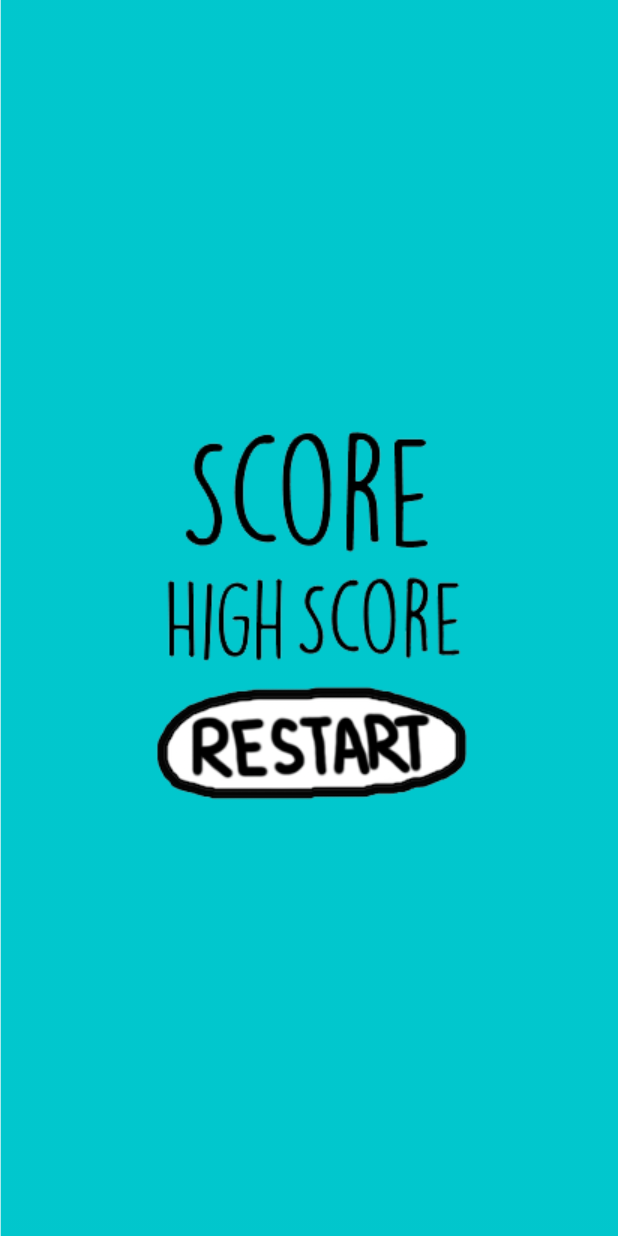
After one commit to jasontsh/SpaceChick, an Android app: the layout activity_score2.xml on its own in the app's theme, with its tools: preview values and no code run, on a phone screen of 412 x 824 dp. The commit adds this screen. Run offline under Robolectric (Android 15) with nearby library versions, the phone set to English and light mode, and no system bars.

Commit message:
basically done

```diff
--- a/app/src/main/java/com/sa/pennappss17/android/spaceshipadventure/GameView.java
+++ b/app/src/main/java/com/sa/pennappss17/android/spaceshipadventure/GameView.java
@@ -90,7 +90,7 @@ public class GameView extends SurfaceView implements Runnable {
         if (ourHolder.getSurface().isValid()) {
             canvas = ourHolder.lockCanvas();
 
-            canvas.drawColor(Color.BLACK);
+            canvas.drawColor(Color.rgb(31, 42, 66));
             //draw background here
             for (GameObj go : gameObjs) {
                 if (go instanceof Star) {
--- /dev/null
+++ b/app/src/main/res/layout/activity_score2.xml
@@ -0,0 +1,56 @@
+<?xml version="1.0" encoding="utf-8"?>
+<RelativeLayout xmlns:android="http://schemas.android.com/apk/res/android"
+    xmlns:tools="http://schemas.android.com/tools"
+    android:id="@+id/activity_score2"
+    android:layout_width="match_parent"
+    android:layout_height="match_parent"
+    android:paddingBottom="@dimen/activity_vertical_margin"
+    android:paddingLeft="@dimen/activity_horizontal_margin"
+    android:paddingRight="@dimen/activity_horizontal_margin"
+    android:paddingTop="@dimen/activity_vertical_margin"
+    android:background="@drawable/score_b2"
+    tools:context="com.sa.pennappss17.android.spaceshipadventure.ScoreActivity2">
+    <RelativeLayout
+        android:layout_centerInParent="true"
+        android:layout_width="wrap_content"
+        android:layout_height="wrap_content">
+        <ImageView
+            android:id="@+id/score_iv"
+            android:layout_width="wrap_content"
+            android:layout_height="wrap_content"
+            android:src="@drawable/score"/>
+
+        <TextView
+            android:id="@+id/score"
+            android:layout_width="wrap_content"
+            android:layout_height="wrap_content"
+            android:layout_toEndOf="@id/score_iv"
+            android:textSize="40sp"
+            android:layout_alignBottom="@id/score_iv"/>
+
+        <ImageView
+            android:id="@+id/highscore_iv"
+            android:layout_width="wrap_content"
+            android:layout_height="wrap_content"
+            android:layout_below="@id/score_iv"
+            android:src="@drawable/highscore"/>
+
+        <TextView
+            android:id="@+id/highscore"
+            android:layout_width="wrap_content"
+            android:layout_height="wrap_content"
+            android:layout_below="@id/score_iv"
+            android:layout_toEndOf="@id/highscore_iv"
+            android:textSize="40sp"
+            android:layout_alignBottom="@id/highscore_iv"/>
+
+        <Button
+            android:id="@+id/restart"
+            android:layout_width="wrap_content"
+            android:layout_height="wrap_content"
+            android:layout_below="@+id/highscore_iv"
+            android:layout_centerHorizontal="true"
+            android:background="@drawable/restart" />
+    </RelativeLayout>
+
+</RelativeLayout>
--- a/app/src/main/res/values/strings.xml
+++ b/app/src/main/res/values/strings.xml
@@ -1,5 +1,5 @@
 <resources>
-    <string name="app_name">SpaceshipAdventure</string>
+    <string name="app_name">SpaceChick</string>
 
     <string name="title_activity_start">StartActivity</string>
     <string name="dummy_button">Dummy Button</string>
```
Also changed, not shown: app/src/main/AndroidManifest.xml (+4 -3 lines), app/src/main/java/com/sa/pennappss17/android/spaceshipadventure/Fox.java (+6 -6 lines), app/src/main/java/com/sa/pennappss17/android/spaceshipadventure/MainActivity.java (+15 -4 lines), app/src/main/java/com/sa/pennappss17/android/spaceshipadventure/ScoreActivity.java (added, +49 -0 lines), app/src/main/java/com/sa/pennappss17/android/spaceshipadventure/ScoreActivity2.java (added, +41 -0 lines), app/src/main/res/layout/activity_score.xml (added, +14 -0 lines), app/src/main/res/drawable/highscore.png (added), app/src/main/res/drawable/restart.png (added), app/src/main/res/drawable/score.png (added), app/src/main/res/drawable/score_b2.png (added), app/src/main/res/drawable/score_background.png (added).
